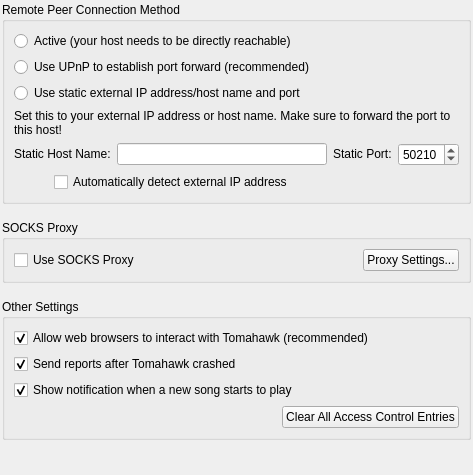
Old version of the form src/tomahawk/Settings_Advanced.ui in the repository tomahawk-player/tomahawk.
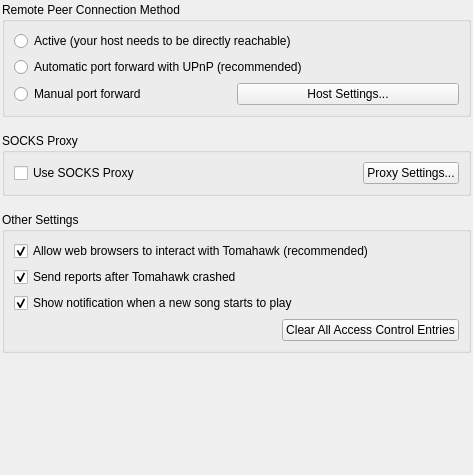
New version of the form.

Commit message: Moved static port forward settings to separate dialog.

Patch:
```diff
--- a/src/tomahawk/Settings_Advanced.ui
+++ b/src/tomahawk/Settings_Advanced.ui
@@ -39,53 +39,30 @@
       <item>
        <widget class="QRadioButton" name="upnpRadioButton">
         <property name="text">
-         <string>Use UPnP to establish port forward (recommended)</string>
+         <string>Automatic port forward with UPnP (recommended)</string>
         </property>
        </widget>
       </item>
       <item>
-       <widget class="QRadioButton" name="staticIpRadioButton">
-        <property name="text">
-         <string>Use static external IP address/host name and port</string>
+       <layout class="QHBoxLayout" name="horizontalLayout_2">
+        <property name="spacing">
+         <number>0</number>
         </property>
-       </widget>
-      </item>
-      <item>
-       <widget class="QLabel" name="staticHostNamePortLabel">
-        <property name="sizePolicy">
-         <sizepolicy hsizetype="Preferred" vsizetype="Fixed">
-          <horstretch>0</horstretch>
-          <verstretch>0</verstretch>
-         </sizepolicy>
-        </property>
-        <property name="text">
-         <string>Set this to your external IP address or host name. Make sure to forward the port to this host!</string>
-        </property>
-        <property name="wordWrap">
-         <bool>true</bool>
-        </property>
-       </widget>
-      </item>
-      <item>
-       <layout class="QHBoxLayout" name="staticHostNamePortLayout">
         <item>
-         <widget class="QLabel" name="staticHostNameLabel">
+         <widget class="QRadioButton" name="staticIpRadioButton">
           <property name="sizePolicy">
-           <sizepolicy hsizetype="Preferred" vsizetype="Fixed">
+           <sizepolicy hsizetype="Minimum" vsizetype="Fixed">
             <horstretch>0</horstretch>
             <verstretch>0</verstretch>
            </sizepolicy>
           </property>
           <property name="text">
-           <string>Static Host Name:</string>
+           <string>Manual port forward</string>
           </property>
          </widget>
         </item>
         <item>
-         <widget class="QLineEdit" name="staticHostName"/>
-        </item>
-        <item>
-         <widget class="QLabel" name="staticPortLabel">
+         <widget class="QPushButton" name="staticHostSettingsButton">
           <property name="sizePolicy">
            <sizepolicy hsizetype="Preferred" vsizetype="Fixed">
             <horstretch>0</horstretch>
@@ -93,44 +70,7 @@
            </sizepolicy>
           </property>
           <property name="text">
-           <string>Static Port:</string>
-          </property>
-         </widget>
-        </item>
-        <item>
-         <widget class="QSpinBox" name="staticPort">
-          <property name="maximum">
-           <number>65535</number>
-          </property>
-          <property name="value">
-           <number>50210</number>
-          </property>
-         </widget>
-        </item>
-       </layout>
-      </item>
-      <item>
-       <layout class="QHBoxLayout" name="horizontalLayout">
-        <item>
-         <spacer name="horizontalSpacer">
-          <property name="orientation">
-           <enum>Qt::Horizontal</enum>
-          </property>
-          <property name="sizeType">
-           <enum>QSizePolicy::Fixed</enum>
-          </property>
-          <property name="sizeHint" stdset="0">
-           <size>
-            <width>40</width>
-            <height>20</height>
-           </size>
-          </property>
-         </spacer>
-        </item>
-        <item>
-         <widget class="QCheckBox" name="autoDetectIpCheckBox">
-          <property name="text">
-           <string>Automatically detect external IP address</string>
+           <string>Host Settings...</string>
           </property>
          </widget>
         </item>
```
The commit also changes 4 other files.
